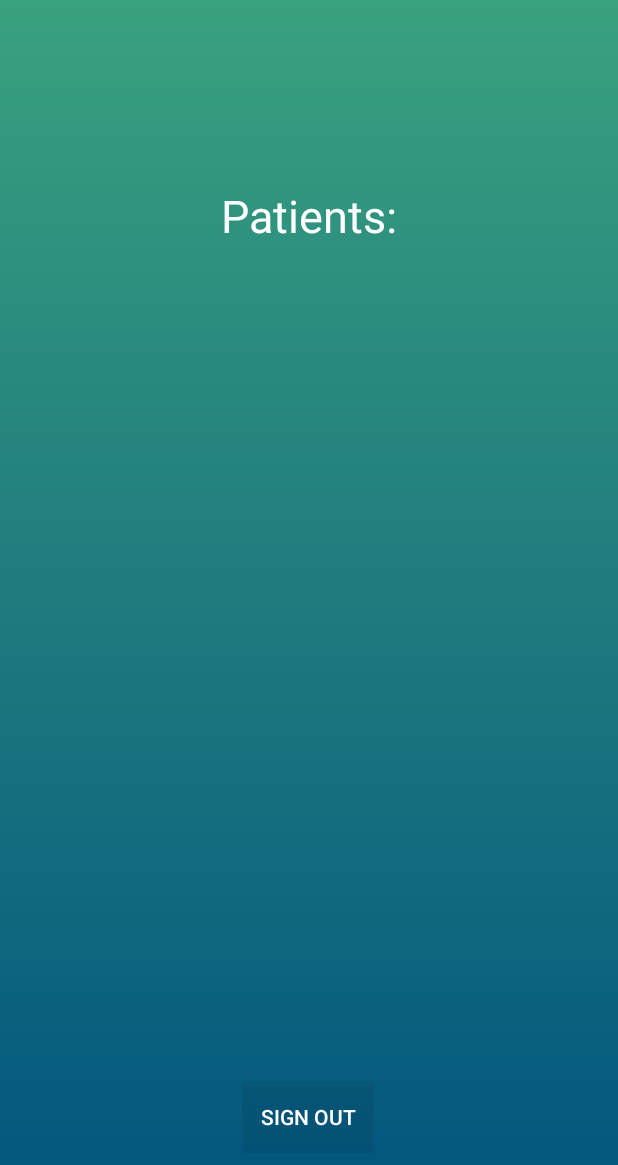
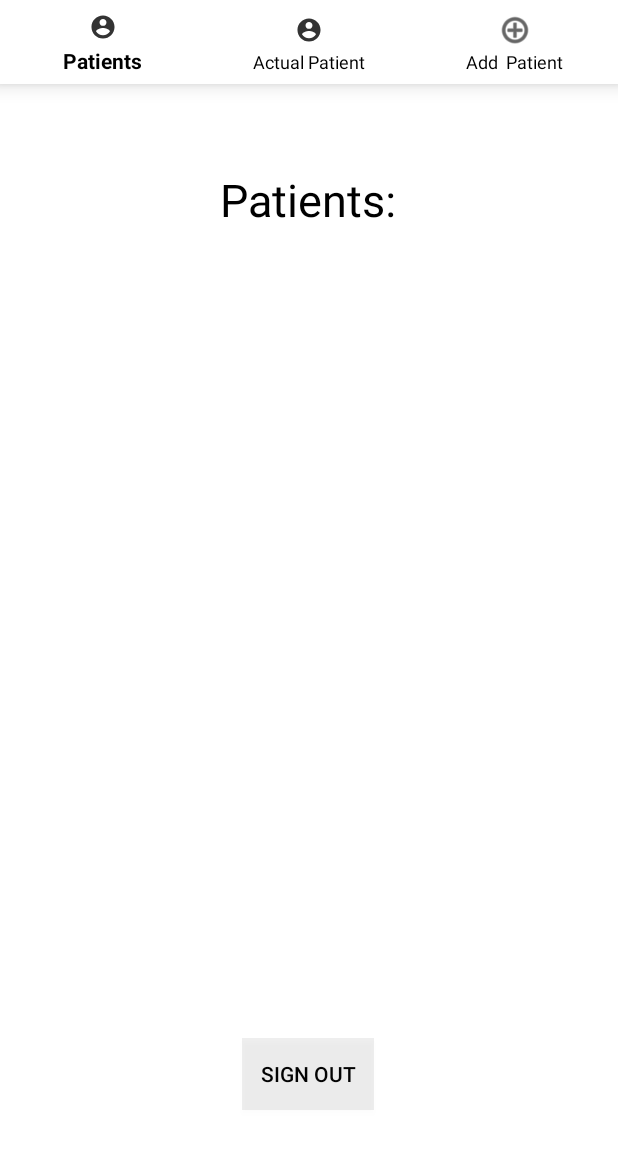
Before and after one commit to btorres136/Obstetric_Hemorrhage, an Android app: the screen it shows after launch once a user with an empty profile is signed in (MainActivity), on a phone screen of 412 x 824 dp. Shown: the top 1165 px of the screen. Run offline under Robolectric (Android 15) with nearby library versions, the phone set to English and light mode, and no system bars; our stand-ins replace Firebase (no records; nobody signed in at launch, a user with empty details on screens opened directly).

Commit message:
update 0.002

```diff
--- a/app/build.gradle
+++ b/app/build.gradle
@@ -31,4 +31,5 @@
     androidTestImplementation 'androidx.test.espresso:espresso-core:3.2.0'
     implementation 'androidx.cardview:cardview:1.0.0'
     implementation 'androidx.recyclerview:recyclerview:1.0.0'
+    implementation 'com.google.android.material:material:1.0.0'
 }
--- a/app/src/main/AndroidManifest.xml
+++ b/app/src/main/AndroidManifest.xml
@@ -9,9 +9,12 @@
         android:roundIcon="@mipmap/ic_launcher_round"
         android:supportsRtl="true"
         android:theme="@style/AppTheme">
-        <activity android:name=".SignupActivity"></activity>
-        <activity android:name=".MainActivity" />
-        <activity android:name=".LoginActivity">
+        <activity android:name=".SignupActivity"
+            android:configChanges="keyboardHidden|orientation|screenSize"></activity>
+        <activity android:name=".MainActivity"
+            android:configChanges="keyboardHidden|orientation|screenSize"/>
+        <activity android:name=".LoginActivity"
+            android:configChanges="keyboardHidden|orientation|screenSize">
             <intent-filter>
                 <action android:name="android.intent.action.MAIN" />
 
--- a/app/src/main/java/com/research/obstetric_hemorrhage/MainActivity.java
+++ b/app/src/main/java/com/research/obstetric_hemorrhage/MainActivity.java
@@ -19,7 +19,7 @@
         setContentView(R.layout.activity_main);
         mAuth = FirebaseAuth.getInstance();
 
-        Button button = (Button)findViewById(R.id.button);
+        /*Button button = (Button)findViewById(R.id.button);
         button.setOnClickListener(new View.OnClickListener() {
             @Override
             public void onClick(View view) {
@@ -27,7 +27,7 @@
                 Toast.makeText(MainActivity.this, "Successfully Singed Out", Toast.LENGTH_SHORT).show();
                 updateUI(null);
             }
-        });
+        });*/
     }
 
     public void updateUI(FirebaseUser user){
--- a/app/src/main/res/layout/activity_main.xml
+++ b/app/src/main/res/layout/activity_main.xml
@@ -2,10 +2,25 @@
 <androidx.constraintlayout.widget.ConstraintLayout xmlns:android="http://schemas.android.com/apk/res/android"
     xmlns:app="http://schemas.android.com/apk/res-auto"
     xmlns:tools="http://schemas.android.com/tools"
-    android:background="@drawable/gradient"
     android:layout_width="match_parent"
     android:layout_height="match_parent"
+    android:background="@color/colorPrimary"
     tools:context=".MainActivity">
+
+    <com.google.android.material.bottomnavigation.BottomNavigationView
+        android:id="@+id/bottomNavigationView"
+        android:layout_width="wrap_content"
+        android:layout_height="wrap_content"
+        app:itemBackground="@color/colorPrimary"
+        app:itemIconTint="#000000"
+        app:itemTextColor="#000000"
+        app:layout_constraintEnd_toEndOf="parent"
+        app:layout_constraintHorizontal_bias="0.0"
+        app:layout_constraintStart_toStartOf="parent"
+        app:layout_constraintTop_toTopOf="parent"
+        app:menu="@menu/menu">
+
+    </com.google.android.material.bottomnavigation.BottomNavigationView>
 
     <Button
         android:id="@+id/button"
@@ -13,28 +28,28 @@
         android:layout_height="wrap_content"
         android:layout_marginStart="16dp"
         android:layout_marginLeft="16dp"
+        android:layout_marginBottom="84dp"
         android:background="#11000000"
         android:text="Sign Out"
-        android:textColor="#FFFFFF"
+        android:textColor="#030303"
         app:layout_constraintBottom_toBottomOf="parent"
         app:layout_constraintEnd_toEndOf="parent"
         app:layout_constraintHorizontal_bias="0.472"
-        app:layout_constraintStart_toStartOf="parent"
-        app:layout_constraintTop_toTopOf="parent"
-        app:layout_constraintVertical_bias="0.929" />
+        app:layout_constraintStart_toStartOf="parent" />
 
     <TextView
         android:id="@+id/Patient_label"
         android:layout_width="wrap_content"
         android:layout_height="wrap_content"
-        android:layout_marginTop="40dp"
-        android:layout_marginBottom="474dp"
+        android:layout_marginBottom="364dp"
         android:text="Patients:"
-        android:textColor="#FFFFFF"
+        android:textColor="#000000"
         android:textSize="30dp"
         app:layout_constraintBottom_toTopOf="@+id/button"
         app:layout_constraintEnd_toEndOf="parent"
+        app:layout_constraintHorizontal_bias="0.498"
         app:layout_constraintStart_toStartOf="parent"
-        app:layout_constraintTop_toTopOf="parent" />
+        app:layout_constraintTop_toBottomOf="@+id/bottomNavigationView"
+        app:layout_constraintVertical_bias="0.246" />
 
 </androidx.constraintlayout.widget.ConstraintLayout>
--- a/app/src/main/res/layout/activity_signup.xml
+++ b/app/src/main/res/layout/activity_signup.xml
@@ -5,7 +5,8 @@
     android:background="@drawable/gradient"
     android:layout_width="match_parent"
     android:layout_height="match_parent"
-    tools:context=".SignupActivity">
+    tools:context=".SignupActivity"
+    android:fillViewport="true">
 
     <androidx.constraintlayout.widget.ConstraintLayout
         android:layout_width="match_parent"
@@ -216,9 +217,6 @@
 
             </RelativeLayout>
         </androidx.cardview.widget.CardView>
-
-
     </androidx.constraintlayout.widget.ConstraintLayout>
 
-
 </ScrollView>
--- a/app/src/main/res/layout/layout_login.xml
+++ b/app/src/main/res/layout/layout_login.xml
@@ -6,7 +6,8 @@
     android:layout_height="match_parent"
     android:background="@drawable/gradient"
     android:orientation="vertical"
-    tools:context=".LoginActivity">
+    tools:context=".LoginActivity"
+    android:fillViewport="true">
 
 
     <androidx.constraintlayout.widget.ConstraintLayout
--- /dev/null
+++ b/app/src/main/res/menu/menu.xml
@@ -0,0 +1,17 @@
+<?xml version="1.0" encoding="utf-8"?>
+<menu xmlns:app="http://schemas.android.com/apk/res-auto"
+    xmlns:android="http://schemas.android.com/apk/res/android">
+
+    <item
+        android:id="@+id/Patients"
+        android:icon="@drawable/ic_action_user"
+        android:title="Patients" />
+    <item
+        android:id="@+id/APatient"
+        android:icon="@drawable/ic_action_user"
+        android:title="Actual Patient" />
+    <item
+        android:id="@+id/Add"
+        android:icon="@android:drawable/ic_menu_add"
+        android:title="Add  Patient" />
+</menu>
--- a/app/src/main/res/values/colors.xml
+++ b/app/src/main/res/values/colors.xml
@@ -1,6 +1,7 @@
 <?xml version="1.0" encoding="utf-8"?>
 <resources>
     <color name="colorPrimary">#FFFFFF</color>
-    <color name="colorPrimaryDark">#07decc</color>
+    <color name="colorPrimaryDark">#00537E</color>
     <color name="colorAccent"></color>
+    <color name="Gradient_First">#00537E</color>
 </resources>
```
